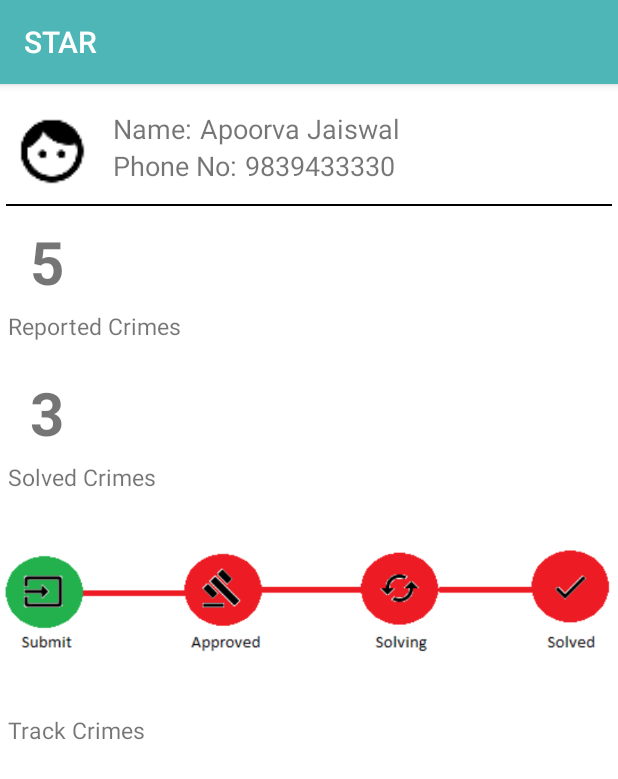
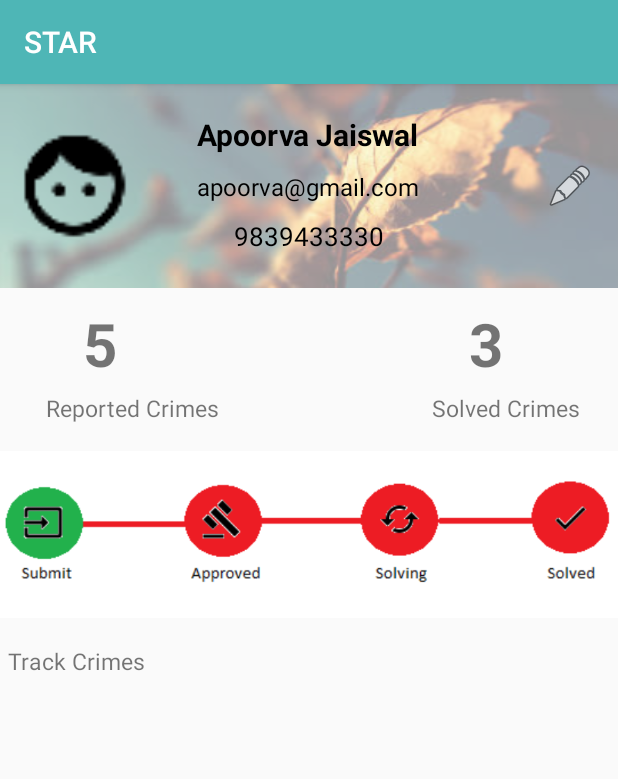
Before and after one commit to ApoorvaJaiswal/SmartTraumaRelieverFlawsome, an Android app: the ProfileActivity screen opened directly, with no data from a screen before it, on a phone screen of 412 x 824 dp. Shown: the top 779 px of the screen. Run offline under Robolectric (Android 15) with nearby library versions, the phone set to English and light mode, and no system bars; our stand-ins replace CircleImageView.

Commit message:
Profile Activity UI.

```diff
--- a/app/src/main/java/com/example/jaisa/smarttraumareliever_flawsome/ProfileActivity.java
+++ b/app/src/main/java/com/example/jaisa/smarttraumareliever_flawsome/ProfileActivity.java
@@ -13,6 +13,7 @@ public class ProfileActivity extends AppCompatActivity {
     protected void onCreate(Bundle savedInstanceState) {
         super.onCreate(savedInstanceState);
         setContentView(R.layout.activity_profile);
+        /*
         im1= findViewById(R.id.profileIcon);
         im2= findViewById(R.id.trackImage);
         t1= findViewById(R.id.name);
@@ -24,6 +25,7 @@ public class ProfileActivity extends AppCompatActivity {
         t7= findViewById(R.id.solvedCrimeNumber);
         t8= findViewById(R.id.solvedCrimeText);
         t9= findViewById(R.id.trackCrimeText);
+        */
 
     }
 }
--- a/app/src/main/res/layout/activity_main.xml
+++ b/app/src/main/res/layout/activity_main.xml
@@ -30,6 +30,7 @@
         android:layout_marginTop="5dp"
         android:layout_below="@id/reporting_status"
         android:id="@+id/report_crime"
+        android:onClick="onClick"
         >
         <ImageView
              android:layout_width="match_parent"
@@ -45,6 +46,7 @@
         android:layout_marginTop="5dp"
         android:layout_below="@id/report_crime"
         android:id="@+id/crimes_reported"
+        android:onClick="onClick"
         >
         <ImageView
             android:layout_width="150dp"
@@ -61,6 +63,8 @@
         android:layout_marginLeft="5dp"
         android:layout_below="@id/report_crime"
         android:layout_toRightOf="@id/crimes_reported"
+        android:id="@+id/solved_crime"
+        android:onClick="onClick"
         >
         <ImageView
             android:layout_width="match_parent"
--- a/app/src/main/res/layout/activity_profile.xml
+++ b/app/src/main/res/layout/activity_profile.xml
@@ -1,92 +1,103 @@
 <?xml version="1.0" encoding="utf-8"?>
-<LinearLayout android:layout_height="match_parent"
+<RelativeLayout android:layout_height="match_parent"
     android:layout_width="match_parent"
     xmlns:android="http://schemas.android.com/apk/res/android"
+    xmlns:app="http://schemas.android.com/apk/res-auto"
     android:orientation="vertical"
-    android:background="#ffffff">
+    >
+        <RelativeLayout
+        android:id="@+id/profile_layout"
+        android:layout_width="match_parent"
+        android:layout_height="wrap_content"
+        android:elevation="4dp"
+        >
+            <de.hdodenhof.circleimageview.CircleImageView
+                android:clickable="true"
+                app:civ_border_width="0dp"
+                app:civ_border_color="#FFFFFFFF"
+                android:id="@+id/profile"
+                android:layout_width="100dp"
+                android:layout_height="100dp"
+                android:elevation="5dp"
+                android:layout_centerVertical="true"
+                android:padding="10dp"
+                android:scaleType="centerCrop"
+                android:src="@mipmap/ic_face_black_24dp"
+                />
+            <ImageView
+            android:layout_width="match_parent"
+            android:layout_height="wrap_content"
+            android:background="@drawable/header_cover_image"
+            android:scaleType="centerCrop"
+            android:alpha="0.4"
+            />
+        <ImageView
+            android:id="@+id/edit"
+            android:layout_width="wrap_content"
+            android:layout_height="wrap_content"
+            android:layout_alignParentRight="true"
+            android:layout_marginLeft="16dp"
+            android:layout_marginRight="16dp"
+            android:clickable="true"
+            android:layout_centerVertical="true"
+            android:src="@android:drawable/ic_menu_edit" />
+
+            <TextView
+                android:id="@+id/name"
+                android:layout_marginTop="20dp"
+                android:layout_width="wrap_content"
+                android:layout_height="wrap_content"
+                android:layout_alignLeft="@+id/email"
+                android:layout_alignStart="@+id/email"
+                android:text="Apoorva Jaiswal"
+                android:textColor="@color/colorBlack"
+                android:textSize="20sp"
+                android:textStyle="bold" />
+
+        <TextView
+            android:id="@+id/phone_number"
+            android:layout_width="wrap_content"
+            android:layout_height="wrap_content"
+            android:layout_below="@+id/email"
+            android:layout_centerHorizontal="true"
+            android:layout_marginTop="10dp"
+            android:textColor="@color/colorBlack"
+            android:text="9839433330"
+            android:textSize="17sp" />
+
+        <TextView
+            android:id="@+id/email"
+            android:layout_width="wrap_content"
+            android:layout_height="wrap_content"
+            android:layout_below="@+id/name"
+            android:layout_centerHorizontal="true"
+            android:layout_marginTop="10dp"
+            android:textColor="@color/colorBlack"
+            android:text="apoorva@gmail.com"
+            android:textSize="16sp" />
+    </RelativeLayout>
+
     <LinearLayout
         android:layout_width="wrap_content"
         android:layout_height="wrap_content"
-        android:id="@+id/ProfileInfo"
-        android:orientation="horizontal"
-        android:layout_marginBottom="10dp"
+        android:layout_below="@id/profile_layout"
+        android:orientation="vertical"
+        android:id="@+id/reported_crime_layout"
+        android:layout_marginLeft="25dp"
+        android:layout_marginStart="25dp"
         >
-        <ImageView
-            android:layout_width="50dp"
-            android:layout_height="50dp"
-            android:src="@mipmap/ic_face_black_24dp"
-            android:id="@+id/profileIcon"
-            android:layout_marginLeft="10dp"
-            android:layout_marginTop="20dp"
-            />
-        <LinearLayout
-            android:layout_width="wrap_content"
-            android:layout_height="wrap_content"
-            android:orientation="vertical"
-            android:layout_marginLeft="15dp"
-            android:layout_marginTop="17dp">
-            <LinearLayout
-                android:layout_width="wrap_content"
-                android:layout_height="wrap_content"
-                android:orientation="horizontal">
-                <TextView
-                    android:layout_width="wrap_content"
-                    android:layout_height="wrap_content"
-                    android:id="@+id/name"
-                    android:text="Name:"
-                    android:fontFamily="Calibri"
-                    android:textSize="18dp"/>
-                <TextView
-                    android:layout_width="wrap_content"
-                    android:layout_height="wrap_content"
-                    android:layout_marginLeft="5dp"
-                    android:id="@+id/nameValue"
-                    android:textSize="18dp"
-                    android:fontFamily="Calibri"
-                    android:text="Apoorva Jaiswal"/>
-            </LinearLayout>
-            <LinearLayout
-                android:layout_width="wrap_content"
-                android:layout_height="wrap_content"
-                android:orientation="horizontal">
-                <TextView
-                    android:layout_width="wrap_content"
-                    android:layout_height="wrap_content"
-                    android:id="@+id/phone"
-                    android:text="Phone No:"
-                    android:fontFamily="Calibri"
-                    android:textSize="18dp"/>
-                <TextView
-                    android:layout_width="wrap_content"
-                    android:layout_height="wrap_content"
-                    android:layout_marginLeft="5dp"
-                    android:id="@+id/phoneValue"
-                    android:textSize="18dp"
-                    android:fontFamily="Calibri"
-                    android:text="9839433330"/>
-            </LinearLayout>
-        </LinearLayout>
-
-    </LinearLayout>
-    <EditText
-        android:layout_width="match_parent"
-        android:layout_height="1dp"
-        android:layout_marginLeft="4dp"
-        android:layout_marginRight="4dp"
-        android:background="#000000"/>
-    <LinearLayout
-        android:layout_width="wrap_content"
-        android:layout_height="wrap_content"
-        android:orientation="vertical">
         <TextView
-            android:layout_width="wrap_content"
+            android:layout_width="match_parent"
             android:layout_height="wrap_content"
             android:id="@+id/reportedCrimeNumber"
             android:textSize="40dp"
             android:text="5"
+            android:layout_gravity="center"
             android:textStyle="bold"
             android:layout_marginLeft="20dp"
-            android:layout_marginTop="10dp"/>
+            android:layout_marginTop="10dp"
+            />
+
         <TextView
             android:layout_width="wrap_content"
             android:layout_height="wrap_content"
@@ -94,16 +105,32 @@
             android:textSize="15dp"
             android:text="Reported Crimes"
             android:layout_marginLeft="5dp"
-            android:layout_marginTop="5dp"/>
+            android:layout_marginTop="5dp"
+            />
+    </LinearLayout>
+
+    <LinearLayout
+        android:layout_width="wrap_content"
+        android:layout_height="wrap_content"
+        android:orientation="vertical"
+        android:id="@+id/solved_crime_layout"
+        android:layout_below="@id/profile_layout"
+        android:layout_alignParentEnd="true"
+        android:layout_alignParentRight="true"
+        android:layout_marginEnd="25dp"
+        android:layout_marginRight="25dp"
+        >
         <TextView
-            android:layout_width="wrap_content"
+            android:layout_width="match_parent"
             android:layout_height="wrap_content"
             android:id="@+id/solvedCrimeNumber"
             android:textSize="40dp"
             android:text="3"
+            android:layout_gravity="center"
             android:textStyle="bold"
             android:layout_marginLeft="20dp"
-            android:layout_marginTop="20dp"/>
+            android:layout_marginTop="10dp"
+            />
         <TextView
             android:layout_width="wrap_content"
             android:layout_height="wrap_content"
@@ -111,13 +138,17 @@
             android:textSize="15dp"
             android:text="Solved Crimes"
             android:layout_marginLeft="5dp"
-            android:layout_marginTop="5dp"/>
+            android:layout_marginTop="5dp"
+            />
+    </LinearLayout>
+
 
         <ImageView
             android:layout_width="wrap_content"
             android:layout_height="wrap_content"
             android:src="@drawable/track1"
             android:id="@+id/trackImage"
+            android:layout_below="@+id/solved_crime_layout"
             />
         <TextView
             android:layout_width="wrap_content"
@@ -126,7 +157,7 @@
             android:textSize="15dp"
             android:text="Track Crimes"
             android:layout_marginLeft="5dp"
+            android:layout_below="@id/trackImage"
             />
 
-    </LinearLayout>
-</LinearLayout>
+</RelativeLayout>
--- /dev/null
+++ b/app/src/main/res/values-w820dp/dimens.xml
@@ -0,0 +1,6 @@
+<resources>
+    <!-- Example customization of dimensions originally defined in res/values/dimens.xml
+         (such as screen margins) for screens with more than 820dp of available width. This
+         would include 7" and 10" devices in landscape (~960dp and ~1280dp respectively). -->
+    <dimen name="activity_horizontal_margin">64dp</dimen>
+</resources>
--- a/app/src/main/res/values/colors.xml
+++ b/app/src/main/res/values/colors.xml
@@ -6,4 +6,5 @@
 
     <!-- Custom Colors -->
     <color name="colorBlack">#000000</color>
+    <color name="colorSilver">#c0c0c0</color>
 </resources>
--- a/app/src/main/res/values/strings.xml
+++ b/app/src/main/res/values/strings.xml
@@ -1,4 +1,7 @@
 <resources>
     <string name="app_name">STAR</string>
     <string name="app_bytext">Smart Trauma Reliever</string>
+    <string name="title_activity_display_crimes">DisplayCrimesActivity</string>
+    <string name="action_settings">Settings</string>
+    <string name="section_format">Hello World from section: %1$d</string>
 </resources>
--- a/app/src/main/res/values/styles.xml
+++ b/app/src/main/res/values/styles.xml
@@ -8,4 +8,13 @@
         <item name="colorAccent">@color/colorAccent</item>
     </style>
 
+    <style name="AppTheme.NoActionBar">
+        <item name="windowActionBar">false</item>
+        <item name="windowNoTitle">true</item>
+    </style>
+
+    <style name="AppTheme.AppBarOverlay" parent="ThemeOverlay.AppCompat.Dark.ActionBar" />
+
+    <style name="AppTheme.PopupOverlay" parent="ThemeOverlay.AppCompat.Light" />
+
 </resources>
```
Also changed, not shown: app/build.gradle (+6 -1 lines), app/src/main/AndroidManifest.xml (+9 -5 lines), app/src/main/java/com/example/jaisa/smarttraumareliever_flawsome/DisplayCrimesActivity.java (added, +13 -0 lines), app/src/main/java/com/example/jaisa/smarttraumareliever_flawsome/Helpers/SPHelper.java (added, +27 -0 lines), app/src/main/java/com/example/jaisa/smarttraumareliever_flawsome/MainActivity.java (+22 -2 lines), app/src/main/java/com/example/jaisa/smarttraumareliever_flawsome/ReportCrimeActivity.java (added, +13 -0 lines), app/src/main/res/layout/activity_display_crimes.xml (added, +9 -0 lines), app/src/main/res/layout/activity_report_crime.xml (added, +9 -0 lines), app/src/main/res/menu/menu_display_crimes.xml (added, +10 -0 lines), app/src/main/res/values/dimens.xml (added, +7 -0 lines), app/src/main/res/drawable/header_cover_image.jpg (added).
